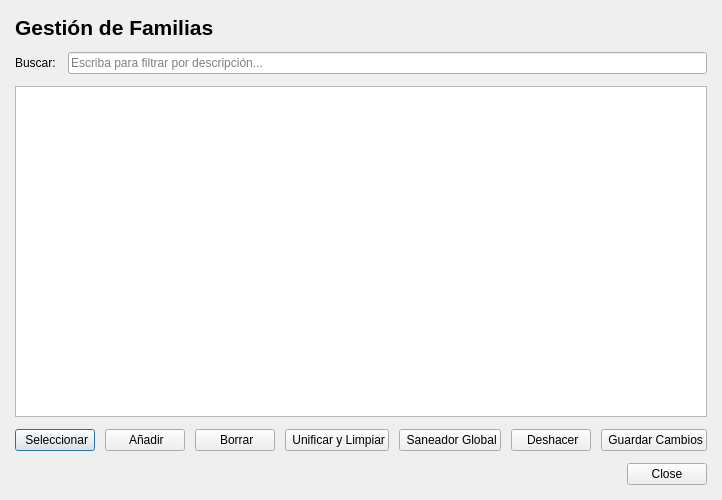
Ladis72/tienda, file familias.ui: the form before one commit.
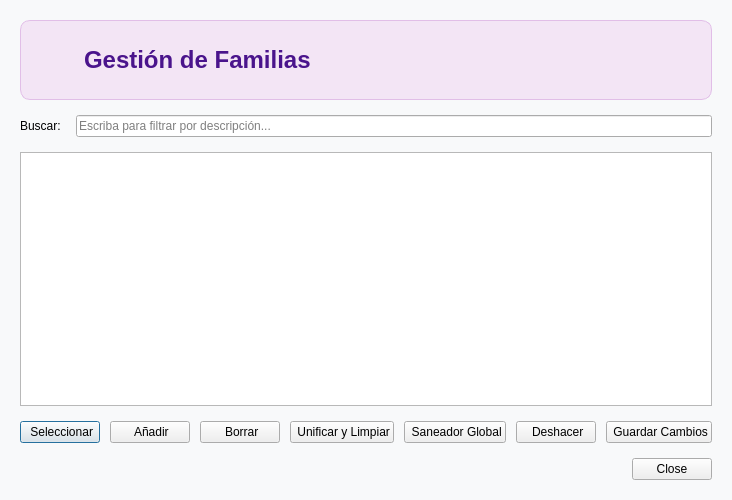
The form after the commit. Icons and pictures are not drawn.

```diff
--- a/familias.ui
+++ b/familias.ui
@@ -13,52 +13,82 @@
   <property name="windowTitle">
    <string>Gestión de Familias</string>
   </property>
+  <property name="styleSheet">
+   <string notr="true">QDialog { background-color: #f8f9fa; }</string>
+  </property>
   <layout class="QVBoxLayout" name="verticalLayout">
    <property name="spacing">
-    <number>12</number>
+    <number>15</number>
    </property>
    <property name="leftMargin">
-    <number>15</number>
+    <number>20</number>
    </property>
    <property name="topMargin">
-    <number>15</number>
+    <number>20</number>
    </property>
    <property name="rightMargin">
-    <number>15</number>
+    <number>20</number>
    </property>
    <property name="bottomMargin">
-    <number>15</number>
+    <number>20</number>
    </property>
    <item>
-    <layout class="QHBoxLayout" name="headerLayout">
+    <widget class="QFrame" name="headerFrame">
+     <property name="minimumSize">
+      <size>
+       <width>0</width>
+       <height>80</height>
+      </size>
+     </property>
+     <property name="styleSheet">
+      <string notr="true">QFrame#headerFrame {
+    background-color: #f3e5f5;
+    border-radius: 10px;
+    border: 1px solid #e1bee7;
+}</string>
+     </property>
+     <layout class="QHBoxLayout" name="horizontalLayoutHeader">
      <item>
-      <widget class="QLabel" name="labelTitle">
+       <widget class="QLabel" name="labelIcono">
+        <property name="maximumSize">
+         <size>
+          <width>48</width>
+          <height>48</height>
+         </size>
+        </property>
+        <property name="pixmap">
+         <pixmap>../iconos/familias.png</pixmap>
+        </property>
+        <property name="scaledContents">
+         <bool>true</bool>
+        </property>
+       </widget>
+      </item>
+      <item>
+       <widget class="QLabel" name="labelNombreFamiliasHeader">
        <property name="font">
         <font>
-         <pointsize>16</pointsize>
-         <weight>75</weight>
+          <pointsize>18</pointsize>
          <bold>true</bold>
         </font>
        </property>
+        <property name="styleSheet">
+         <string notr="true">color: #4a148c;</string>
+        </property>
        <property name="text">
         <string>Gestión de Familias</string>
        </property>
       </widget>
      </item>
      <item>
-      <spacer name="horizontalSpacer">
+       <spacer name="horizontalSpacerHeader">
        <property name="orientation">
-        <enum>Qt::Horizontal</enum>
-       </property>
-       <property name="sizeHint" stdset="0">
-        <size>
-         <width>40</width>
-         <height>20</height>
-        </size>
+         <enum>Qt::Orientation::Horizontal</enum>
        </property>
       </spacer>
      </item>
     </layout>
+    </widget>
    </item>
    <item>
     <layout class="QHBoxLayout" name="searchLayout">
```
Left out of the diff: 10 changed lines with no effect on the pictures. Lines whose indentation alone changed are shown as unchanged.
